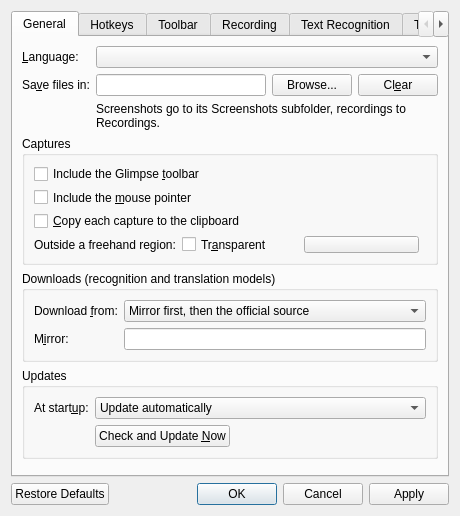
First picture: the form in src/settings/SettingsDialog.ui, repository ChickenSeller/glimpse, before the edit.
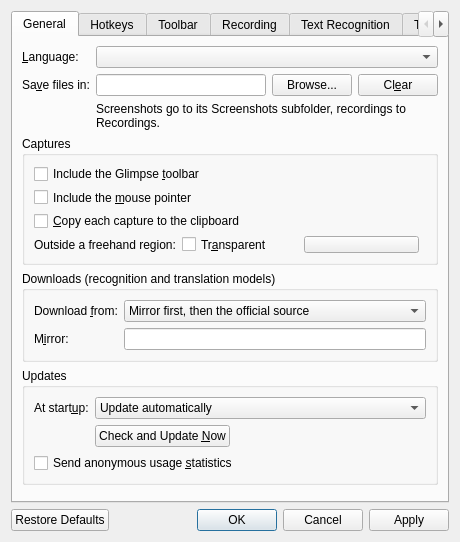
Second picture: the form after the edit. Custom widgets are drawn as their Qt base class.

Commit message:
Send anonymous usage statistics to Matomo
At start Glimpse reports its version and update mode, a first run or a
changed version (an update), and from the updater a newer version found,
declined or failed to download. Each install is a random ID; nothing
about the user, their files or their screen is sent. Settings > General
can turn it off, which forgets the ID. Sent with Matomo's bulk tracking
API to tj.yanlei.org, site 3 (GLIMPSE_MATOMO_URL / GLIMPSE_MATOMO_SITE_ID;
an empty site ID builds Glimpse without statistics).

Diff of the .ui file:
```diff
--- a/src/settings/SettingsDialog.ui
+++ b/src/settings/SettingsDialog.ui
@@ -257,6 +257,16 @@
             </property>
            </widget>
           </item>
+          <item row="2" column="0" colspan="2">
+           <widget class="QCheckBox" name="usageStatsCheck">
+            <property name="text">
+             <string>Send anonymous usage &amp;statistics</string>
+            </property>
+            <property name="toolTip">
+             <string>Which Glimpse version runs and how updating goes, with a random ID for this installation. Nothing about you, your files or your screen is sent.</string>
+            </property>
+           </widget>
+          </item>
          </layout>
         </widget>
        </item>
```
The commit also changes 8 other files.
